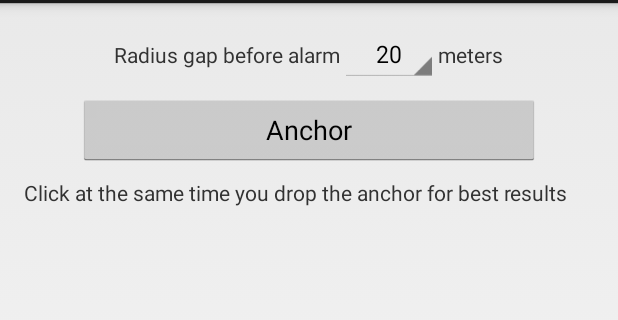
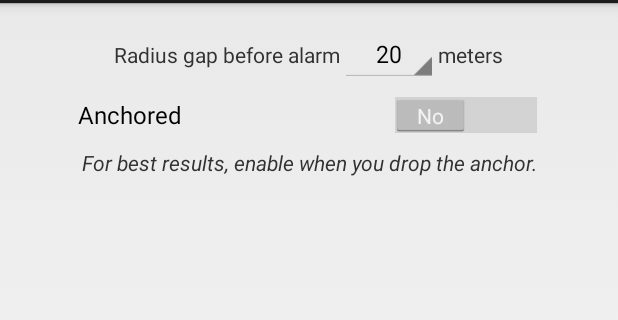
Before and after one commit to tbruyelle/SafeAnchorage, an Android app: the screen it shows after launch (MainActivity), on a phone screen of 412 x 824 dp, the part 69-389 px from its top. Run offline under Robolectric (Android 15) with nearby library versions, the phone set to English and light mode, and no system bars; libraries missing offline, so code that uses them is left out: com.google.maps.android; 1 statement that could not run was skipped.

Commit message:
Use a Switch rather than Button

```diff
--- a/app/src/main/java/ancorage/kamosoft/com/safeancorage/MainActivity.java
+++ b/app/src/main/java/ancorage/kamosoft/com/safeancorage/MainActivity.java
@@ -11,9 +11,9 @@ import android.os.Bundle;
 import android.support.v4.app.NotificationCompat;
 import android.view.Menu;
 import android.view.MenuItem;
-import android.view.View;
-import android.widget.Button;
+import android.widget.CompoundButton;
 import android.widget.Spinner;
+import android.widget.Switch;
 import android.widget.TextView;
 import android.widget.Toast;
 
@@ -30,7 +30,7 @@ import java.util.Date;
 public class MainActivity extends Activity
         implements GooglePlayServicesClient.ConnectionCallbacks, GooglePlayServicesClient.OnConnectionFailedListener, com.google.android.gms.location.LocationListener {
 
-    private Button mAnchorBtn;
+    private Switch mAnchorBtn;
     private Spinner mAlertRadius;
     private TextView mAnchorLocationTxt;
     private TextView mCurrentLocationTxt;
@@ -43,27 +43,37 @@ public class MainActivity extends Activity
             .setPriority(LocationRequest.PRIORITY_HIGH_ACCURACY);
     private LatLng mAnchorLatLng;
 
-
     @Override
     protected void onCreate(Bundle savedInstanceState) {
         super.onCreate(savedInstanceState);
         setContentView(R.layout.act_main);
 
-        mAnchorBtn = (Button) findViewById(R.id.anchor);
-
+        mAnchorBtn = (Switch) findViewById(R.id.anchor);
         mAlertRadius = (Spinner) findViewById(R.id.alert_radius);
-
         mAnchorLocationTxt = (TextView) findViewById(R.id.anchor_location);
         mCurrentLocationTxt = (TextView) findViewById(R.id.current_location);
         mDistanceTxt = (TextView) findViewById(R.id.distance);
 
-        mAnchorBtn.setOnClickListener(new View.OnClickListener() {
+        mLocationClient = new LocationClient(MainActivity.this, MainActivity.this, MainActivity.this);
+
+        mAnchorBtn.setOnCheckedChangeListener(new CompoundButton.OnCheckedChangeListener() {
             @Override
-            public void onClick(View v) {
-                mLocationClient = new LocationClient(MainActivity.this, MainActivity.this, MainActivity.this);
-                mLocationClient.connect();
+            public void onCheckedChanged(CompoundButton buttonView, boolean isChecked) {
+                if (isChecked) {
+                    mLocationClient.connect();
+                } else {
+                    mLocationClient.disconnect();
+                }
             }
         });
+    }
+
+    @Override
+    protected void onStop() {
+        super.onStop();
+        if (mLocationClient.isConnected()) {
+            mLocationClient.disconnect();
+        }
     }
 
     @Override
@@ -102,7 +112,7 @@ public class MainActivity extends Activity
 
         NotificationCompat.Builder builder = new NotificationCompat.Builder(this)
                 .setSmallIcon(android.R.drawable.ic_dialog_alert)
-                .setContentTitle("Anchorage radius reached !")
+                .setContentTitle(getString(R.string.anchorage_alert))
 //                .setContentText("Camille a vu quelquechose...")
                 .setContentIntent(contentIntent)
                 .setWhen(new Date().getTime())
--- a/app/src/main/res/layout/act_main.xml
+++ b/app/src/main/res/layout/act_main.xml
@@ -40,19 +40,16 @@
                 android:entries="@array/radiuses"
                 />
 
-            />
-
             <TextView
                 android:text="@string/unit"
                 android:layout_width="wrap_content"
                 android:layout_height="wrap_content"
-
                 />
         </LinearLayout>
 
-        <Button
+        <Switch
             android:id="@+id/anchor"
-            android:text="@string/anchor"
+            android:text="@string/anchored"
             android:layout_width="match_parent"
             android:layout_height="wrap_content"
             android:layout_marginTop="8dp"
@@ -60,12 +57,16 @@
             android:layout_marginLeft="36dp"
             android:layout_marginRight="36dp"
             android:layout_gravity="center"
+            android:textOn="@string/yes"
+            android:textOff="@string/no"
             />
 
         <TextView
             android:layout_width="match_parent"
             android:layout_height="wrap_content"
             android:text="@string/anchor_info"
+            android:textStyle="italic"
+            android:gravity="center"
             />
 
     </LinearLayout>
@@ -78,7 +79,6 @@
         android:layout_gravity="bottom"
         android:background="@android:color/holo_blue_dark"
         >
-
 
         <TextView
             android:id="@+id/anchor_location"
--- a/app/src/main/res/values/strings.xml
+++ b/app/src/main/res/values/strings.xml
@@ -5,11 +5,14 @@
     <string name="action_settings">Settings</string>
     <string name="boat_length">Boat length</string>
     <string name="chain_length">Chain length</string>
-    <string name="anchor">Anchor</string>
+    <string name="anchored">Anchored</string>
     <string name="please_fill_lengths">Please input the lengths fields</string>
-    <string name="anchor_info">Click at the same time you drop the anchor for best results</string>
+    <string name="anchor_info">For best results, enable when you drop the anchor.</string>
     <string name="alert_radius">Radius gap before alarm</string>
     <string name="unit">meters</string>
+    <string name="yes">Yes</string>
+    <string name="no">No</string>
+    <string name="anchorage_alert">Anchorage radius reached !</string>
 
     <string-array name="radiuses">
         <item>20</item>
```
Also changed, not shown: app/src/main/AndroidManifest.xml (+7 -5 lines).
